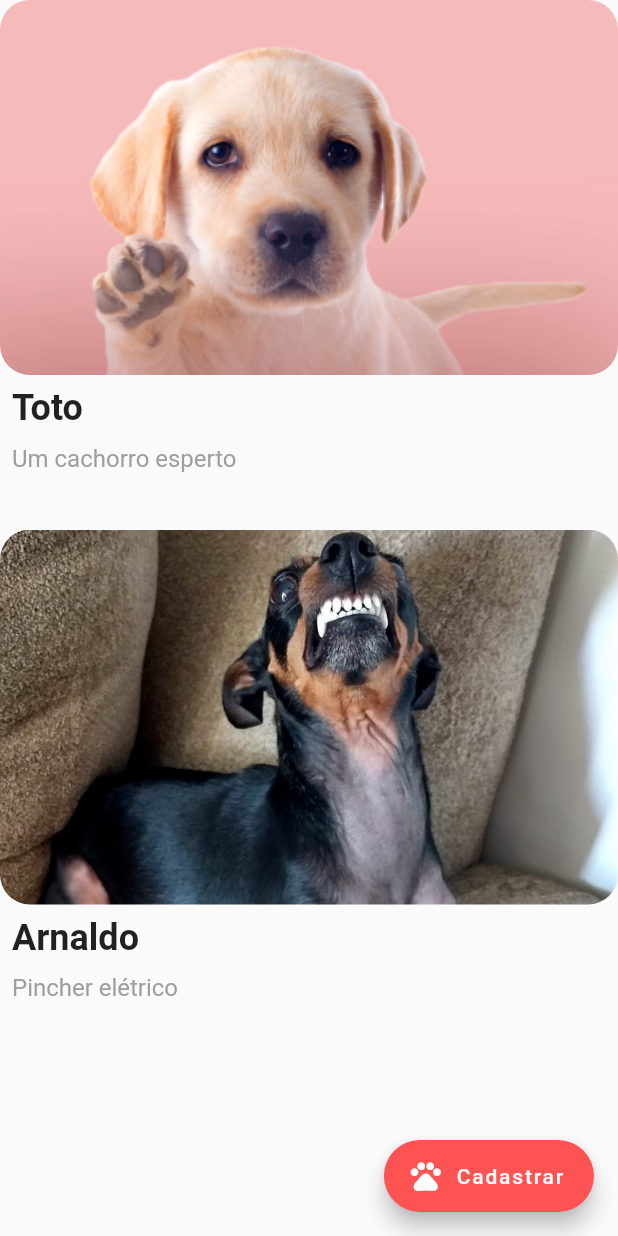
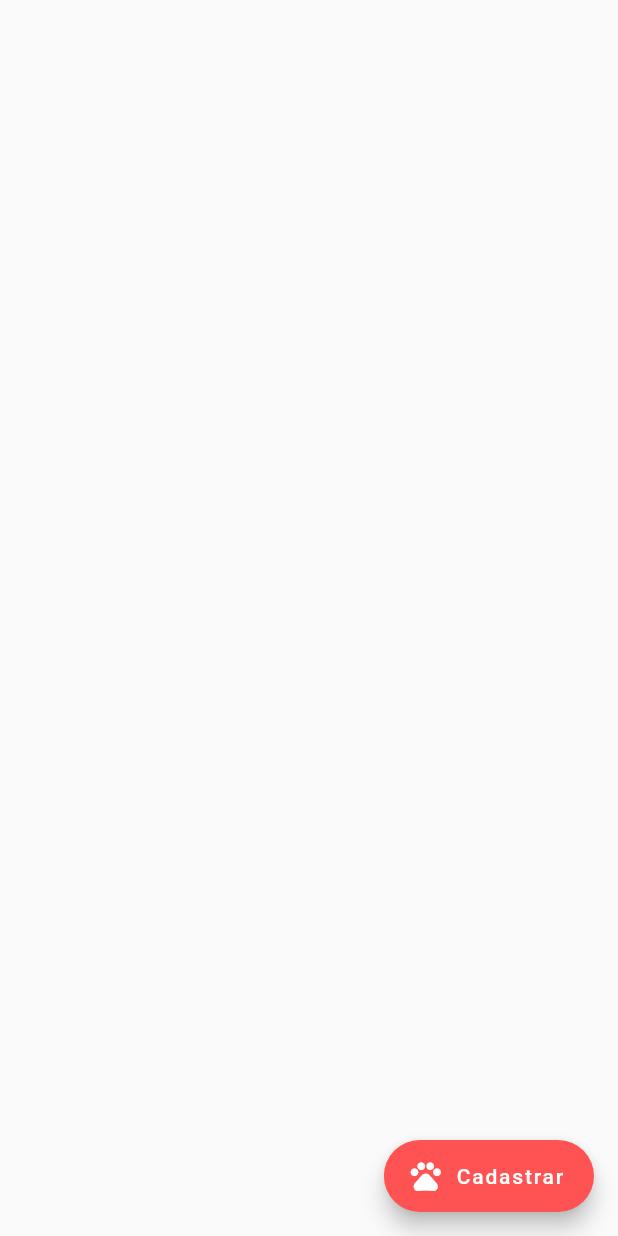
Before and after one commit to arielsardinha/flutter-life_pet, a Flutter app: the screen it shows after launch, on a phone screen of 412 x 824 dp. Run offline on Flutter 3.47's test engine with Material 2 defaults, Android fonts, the phone set to English and light mode, and no system bars; our stand-ins replace image_picker; Roboto replaces fonts that are missing (Montserrat).

```diff
--- a/lib/models/pet_model.dart
+++ b/lib/models/pet_model.dart
@@ -1,5 +1,8 @@
+import 'dart:io';
+
 class Pet {
-  String nome, descricao, cor, bio, imageUrl, sexo;
+  String nome, descricao, cor, bio, sexo;
+  File imageUrl;
   int idade;
   double peso;
   int? id;
--- a/lib/modules/home/home_view.dart
+++ b/lib/modules/home/home_view.dart
@@ -24,14 +24,12 @@ class HomeView extends StatelessWidget {
                     child: Container(
                       width: MediaQuery.of(context).size.width,
                       height: 250,
-                      decoration: BoxDecoration(
-                        borderRadius: const BorderRadius.all(
+                      decoration: const BoxDecoration(
+                        borderRadius: BorderRadius.all(
                           Radius.circular(20),
                         ),
-                        image: DecorationImage(
-                            image: AssetImage(controller.pets[index].imageUrl),
-                            fit: BoxFit.cover),
                       ),
+                      child: Image.file(controller.pets[index].imageUrl),
                     ),
                   ),
                   Padding(
--- a/lib/modules/pets/cadastr_pet_view.dart
+++ b/lib/modules/pets/cadastr_pet_view.dart
@@ -133,7 +133,10 @@ class _CadastroPetViewState extends State<CadastroPetView> {
                   visible: controller.image.path != '',
                   child: Padding(
                     padding: const EdgeInsets.only(top: 20),
-                    child: Image.file(controller.image),
+                    child: ClipRRect(
+                      borderRadius: BorderRadius.circular(20),
+                      child: Image.file(controller.image),
+                    ),
                   ),
                 ),
                 Padding(
--- a/lib/modules/pets/cadastro_pet_controller.dart
+++ b/lib/modules/pets/cadastro_pet_controller.dart
@@ -75,13 +75,13 @@ class CadastroPetController {
         descricao: descricaoController.text,
         cor: cor!,
         bio: bioController.text,
-        imageUrl: image.path,
+        imageUrl: image,
         idade: int.parse(idadeController.text),
         sexo: sexo!,
         peso: double.parse(pesoController.text),
       ),
     );
 
-    Navigator.of(context).pop();
+    Navigator.of(context).pushReplacementNamed('/home');
   }
 }
--- a/lib/modules/pets/perfil/perfil_pet_view.dart
+++ b/lib/modules/pets/perfil/perfil_pet_view.dart
@@ -19,7 +19,7 @@ class PerfilPetView extends StatelessWidget {
                 SizedBox(
                   width: MediaQuery.of(context).size.width,
                   height: 350,
-                  child: Image.asset(
+                  child: Image.file(
                     pet.imageUrl,
                     fit: BoxFit.cover,
                   ),
--- a/lib/modules/remedio/perfil/remedio_view.dart
+++ b/lib/modules/remedio/perfil/remedio_view.dart
@@ -20,7 +20,7 @@ class RemedioView extends StatelessWidget {
               SizedBox(
                 width: MediaQuery.of(context).size.width,
                 height: 350,
-                child: Image.asset(
+                child: Image.file(
                   pet.imageUrl,
                   fit: BoxFit.cover,
                 ),
--- a/lib/services/pet_service.dart
+++ b/lib/services/pet_service.dart
@@ -1,36 +1,34 @@
+import 'dart:math';
+
 import 'package:life_pet/models/pet_model.dart';
 
 class PetService {
-  final _listaPet = <Pet>[
-    Pet(
-      nome: "Toto",
-      descricao: "Um cachorro esperto",
-      cor: "Preto",
-      bio: "Um totó bem esperto",
-      imageUrl: "assets/images/toto.png",
-      idade: 2,
-      sexo: "Macho",
-      peso: 3.2,
-      id: 1,
-    ),
-    Pet(
-      nome: "Arnaldo",
-      descricao: "Pincher elétrico",
-      cor: "Preto",
-      bio: "Sou um pincher elétrico",
-      imageUrl: "assets/images/arnaldo.png",
-      idade: 3,
-      sexo: "Macho",
-      peso: 5.4,
-      id: 2,
-    ),
-  ];
+  final _listaPet = <Pet>[];
+  static final PetService _singleton = PetService._internal();
+
+  factory PetService() {
+    return _singleton;
+  }
+
+  PetService._internal() {}
 
   List<Pet> getAllPets() {
     return _listaPet;
   }
 
   void addNewPet(Pet pet) {
-    _listaPet.add(pet);
+    _listaPet.add(
+      Pet(
+        nome: pet.nome,
+        descricao: pet.descricao,
+        cor: pet.cor,
+        bio: pet.bio,
+        imageUrl: pet.imageUrl,
+        idade: pet.idade,
+        sexo: pet.sexo,
+        peso: pet.peso,
+        id: Random().nextInt(1000),
+      ),
+    );
   }
 }
```
